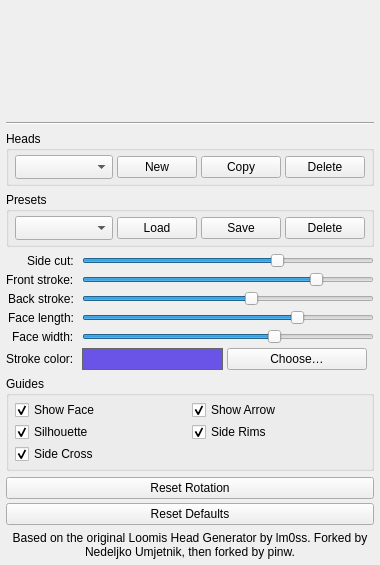
Before: the Qt Designer form loomis_head/ui/LoomisDocker.ui in Pine885/Krita-Plugin-Loomis-Method-Guide-Head-pinw, drawn with Qt 5.
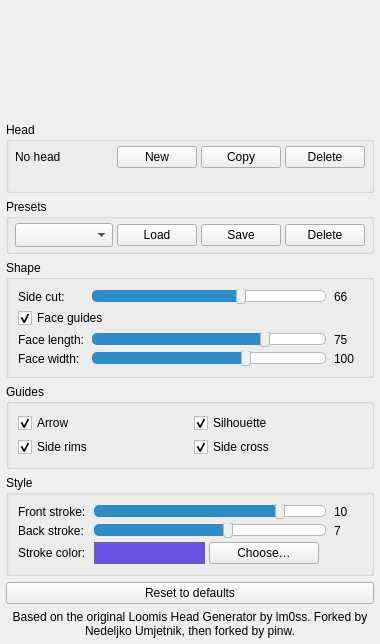
After: the same form once the commit is applied.

Diff of the .ui file:
```diff
--- a/loomis_head/ui/LoomisDocker.ui
+++ b/loomis_head/ui/LoomisDocker.ui
@@ -5,6 +5,25 @@
         <property name="windowTitle">
             <string>Loomis Method Head Guide</string>
         </property>
+        <property name="styleSheet">
+            <string notr="true">QSlider::groove:horizontal {
+    height: 10px;
+    background: palette(base);
+    border: 1px solid palette(mid);
+    border-radius: 5px;
+}
+QSlider::sub-page:horizontal {
+    background: palette(highlight);
+    border-radius: 5px;
+}
+QSlider::handle:horizontal {
+    width: 8px;
+    margin: -3px 0;
+    background: palette(button);
+    border: 1px solid palette(mid);
+    border-radius: 3px;
+}</string>
+        </property>
 
         <layout class="QVBoxLayout" name="verticalLayout">
             <property name="sizeConstraint">
@@ -44,20 +63,9 @@
             </item>
 
             <item>
-                <widget class="QFrame" name="separatorTop">
-                    <property name="frameShape">
-                        <enum>QFrame::HLine</enum>
-                    </property>
-                    <property name="frameShadow">
-                        <enum>QFrame::Sunken</enum>
-                    </property>
-                </widget>
-            </item>
-
-            <item>
-                <widget class="QGroupBox" name="groupHeads">
+                <widget class="QGroupBox" name="groupHead">
                     <property name="title">
-                        <string>Heads</string>
+                        <string>Head</string>
                     </property>
                     <property name="sizePolicy">
                         <sizepolicy hsizetype="MinimumExpanding" vsizetype="Fixed">
@@ -65,26 +73,31 @@
                             <verstretch>0</verstretch>
                         </sizepolicy>
                     </property>
+                    <layout class="QVBoxLayout" name="headLayout">
+                        <property name="leftMargin">
+                            <number>6</number>
+                        </property>
+                        <property name="topMargin">
+                            <number>4</number>
+                        </property>
+                        <property name="rightMargin">
+                            <number>6</number>
+                        </property>
+                        <property name="bottomMargin">
+                            <number>4</number>
+                        </property>
+                        <property name="spacing">
+                            <number>4</number>
+                        </property>
+                        <item>
                     <layout class="QHBoxLayout" name="headsLayout">
-                        <property name="leftMargin">
-                            <number>6</number>
-                        </property>
-                        <property name="topMargin">
-                            <number>4</number>
-                        </property>
-                        <property name="rightMargin">
-                            <number>6</number>
-                        </property>
-                        <property name="bottomMargin">
-                            <number>4</number>
-                        </property>
                         <property name="spacing">
                             <number>4</number>
                         </property>
                         <item>
-                            <widget class="QComboBox" name="headCombo">
+                                    <widget class="QLabel" name="headLabel">
                                 <property name="sizePolicy">
-                                    <sizepolicy hsizetype="MinimumExpanding" vsizetype="Fixed">
+                                            <sizepolicy hsizetype="Ignored" vsizetype="Fixed">
                                         <horstretch>1</horstretch>
                                         <verstretch>0</verstretch>
                                     </sizepolicy>
@@ -95,11 +108,8 @@
                                         <height>0</height>
                                     </size>
                                 </property>
-                                <property name="sizeAdjustPolicy">
-                                    <enum>QComboBox::AdjustToMinimumContentsLengthWithIcon</enum>
-                                </property>
-                                <property name="minimumContentsLength">
-                                    <number>6</number>
+                                        <property name="text">
+                                            <string>No head</string>
                                 </property>
                             </widget>
                         </item>
@@ -134,6 +144,21 @@
                             </widget>
                         </item>
                     </layout>
+                        </item>
+                        <item>
+                            <widget class="QLabel" name="emptyHintLabel">
+                                <property name="text">
+                                    <string/>
+                                </property>
+                                <property name="wordWrap">
+                                    <bool>true</bool>
+                                </property>
+                                <property name="visible">
+                                    <bool>false</bool>
+                                </property>
+                            </widget>
+                        </item>
+                    </layout>
                 </widget>
             </item>
 
@@ -221,23 +246,23 @@
             </item>
 
             <item>
-                <layout class="QFormLayout" name="formLayout">
-                    <property name="fieldGrowthPolicy">
-                        <enum>QFormLayout::AllNonFixedFieldsGrow</enum>
+                <widget class="QGroupBox" name="groupShape">
+                    <property name="title">
+                        <string>Shape</string>
                     </property>
-                    <property name="labelAlignment">
-                        <set>Qt::AlignRight|Qt::AlignVCenter</set>
+                    <property name="sizePolicy">
+                        <sizepolicy hsizetype="MinimumExpanding" vsizetype="Fixed">
+                            <horstretch>0</horstretch>
+                            <verstretch>0</verstretch>
+                        </sizepolicy>
                     </property>
-                    <property name="formAlignment">
-                        <set>Qt::AlignLeft|Qt::AlignTop</set>
-                    </property>
+                    <layout class="QGridLayout" name="shapeLayout">
                     <property name="horizontalSpacing">
                         <number>8</number>
                     </property>
                     <property name="verticalSpacing">
                         <number>4</number>
                     </property>
-
                     <item row="0" column="0">
                         <widget class="QLabel" name="labelSideCut">
                             <property name="text">
@@ -258,7 +283,7 @@
                             </property>
                             <property name="sizePolicy">
                                 <sizepolicy hsizetype="MinimumExpanding" vsizetype="Fixed">
-                                    <horstretch>0</horstretch>
+                                        <horstretch>1</horstretch>
                                     <verstretch>0</verstretch>
                                 </sizepolicy>
                             </property>
@@ -269,7 +294,7 @@
                                 <number>5</number>
                             </property>
                             <property name="maximum">
-                                <number>95</number>
+                                    <number>100</number>
                             </property>
                             <property name="value">
                                 <number>66</number>
@@ -280,100 +305,38 @@
                             <property name="pageStep">
                                 <number>5</number>
                             </property>
-                        </widget>
-                    </item>
-
-                    <item row="1" column="0">
-                        <widget class="QLabel" name="labelFrontStroke">
-                            <property name="text">
-                                <string>Front stroke:</string>
-                            </property>
-                            <property name="buddy">
-                                <cstring>frontStrokeSlider</cstring>
-                            </property>
-                        </widget>
-                    </item>
-                    <item row="1" column="1">
-                        <widget class="QSlider" name="frontStrokeSlider">
+                                <property name="toolTip">
+                                    <string>Distance of the side-cut planes from center (5–100). At 100 the cut is off.</string>
+                                </property>
+                            </widget>
+                        </item>
+                        <item row="0" column="2">
+                            <widget class="QLabel" name="sideCutValue">
                             <property name="minimumSize">
                                 <size>
-                                    <width>60</width>
+                                        <width>28</width>
                                     <height>0</height>
                                 </size>
                             </property>
-                            <property name="sizePolicy">
-                                <sizepolicy hsizetype="MinimumExpanding" vsizetype="Fixed">
-                                    <horstretch>0</horstretch>
-                                    <verstretch>0</verstretch>
-                                </sizepolicy>
-                            </property>
-                            <property name="orientation">
-                                <enum>Qt::Horizontal</enum>
-                            </property>
-                            <property name="minimum">
-                                <number>1</number>
-                            </property>
-                            <property name="maximum">
-                                <number>12</number>
-                            </property>
-                            <property name="value">
-                                <number>10</number>
-                            </property>
-                            <property name="singleStep">
-                                <number>1</number>
-                            </property>
-                            <property name="pageStep">
-                                <number>1</number>
-                            </property>
-                        </widget>
-                    </item>
-
+                                <property name="text">
+                                    <string>66</string>
+                                </property>
+                            </widget>
+                        </item>
+                        <item row="1" column="0" colspan="2">
+                            <widget class="QCheckBox" name="showFace">
+                                <property name="text">
+                                    <string>Face guides</string>
+                                </property>
+                                <property name="checked">
+                                    <bool>true</bool>
+                                </property>
+                                <property name="toolTip">
+                                    <string>Jaw, chin and cheek guides. Applies to Face length and Face width.</string>
+                                </property>
+                            </widget>
+                        </item>
                     <item row="2" column="0">
-                        <widget class="QLabel" name="labelBackStroke">
-                            <property name="text">
-                                <string>Back stroke:</string>
-                            </property>
-                            <property name="buddy">
-                                <cstring>backStrokeSlider</cstring>
-                            </property>
-                        </widget>
-                    </item>
-                    <item row="2" column="1">
-                        <widget class="QSlider" name="backStrokeSlider">
-                            <property name="minimumSize">
-                                <size>
-                                    <width>60</width>
-                                    <height>0</height>
-                                </size>
-                            </property>
-                            <property name="sizePolicy">
-                                <sizepolicy hsizetype="MinimumExpanding" vsizetype="Fixed">
-                                    <horstretch>0</horstretch>
-                                    <verstretch>0</verstretch>
-                                </sizepolicy>
-                            </property>
-                            <property name="orientation">
-                                <enum>Qt::Horizontal</enum>
-                            </property>
-                            <property name="minimum">
-                                <number>0</number>
-                            </property>
-                            <property name="maximum">
-                                <number>12</number>
-                            </property>
-                            <property name="value">
-                                <number>7</number>
-                            </property>
-                            <property name="singleStep">
-                                <number>1</number>
-                            </property>
-                            <property name="pageStep">
-                                <number>1</number>
-                            </property>
-                        </widget>
-                    </item>
-
-                    <item row="3" column="0">
                         <widget class="QLabel" name="labelFaceAge">
                             <property name="text">
                                 <string>Face length:</string>
@@ -383,7 +346,7 @@
                             </property>
                         </widget>
                     </item>
-                    <item row="3" column="1">
+                        <item row="2" column="1">
                         <widget class="QSlider" name="faceAgeSlider">
                             <property name="minimumSize">
                                 <size>
@@ -393,7 +356,7 @@
                             </property>
                             <property name="sizePolicy">
                                 <sizepolicy hsizetype="MinimumExpanding" vsizetype="Fixed">
-                                    <horstretch>0</horstretch>
+                                        <horstretch>1</horstretch>
                                     <verstretch>0</verstretch>
                                 </sizepolicy>
                             </property>
@@ -420,8 +383,20 @@
                             </property>
                         </widget>
                     </item>
-
-                    <item row="4" column="0">
+                        <item row="2" column="2">
+                            <widget class="QLabel" name="faceAgeValue">
+                                <property name="minimumSize">
+                                    <size>
+                                        <width>28</width>
+                                        <height>0</height>
+                                    </size>
+                                </property>
+                                <property name="text">
+                                    <string>75</string>
+                                </property>
+                            </widget>
+                        </item>
+                        <item row="3" column="0">
                         <widget class="QLabel" name="labelChinWidth">
                             <property name="text">
                                 <string>Face width:</string>
@@ -431,7 +406,7 @@
                             </property>
                         </widget>
                     </item>
-                    <item row="4" column="1">
+                        <item row="3" column="1">
                         <widget class="QSlider" name="chinWidthSlider">
                             <property name="minimumSize">
                                 <size>
@@ -441,7 +416,7 @@
                             </property>
                             <property name="sizePolicy">
                                 <sizepolicy hsizetype="MinimumExpanding" vsizetype="Fixed">
-                                    <horstretch>0</horstretch>
+                                        <horstretch>1</horstretch>
                                     <verstretch>0</verstretch>
                                 </sizepolicy>
                             </property>
@@ -468,16 +443,240 @@
                             </property>
                         </widget>
                     </item>
+                        <item row="3" column="2">
+                            <widget class="QLabel" name="chinWidthValue">
+                                <property name="minimumSize">
+                                    <size>
+                                        <width>28</width>
+                                        <height>0</height>
+                                    </size>
+                                </property>
+                                <property name="text">
+                                    <string>100</string>
+                                </property>
+                            </widget>
+                        </item>
+                    </layout>
+                </widget>
+            </item>
 
+            <item>
+                <widget class="QGroupBox" name="groupGuides">
+                    <property name="title">
+                        <string>Guides</string>
+                    </property>
+                    <property name="sizePolicy">
+                        <sizepolicy hsizetype="MinimumExpanding" vsizetype="Fixed">
+                            <horstretch>0</horstretch>
+                            <verstretch>0</verstretch>
+                        </sizepolicy>
+                    </property>
+                    <layout class="QGridLayout" name="guidesLayout">
+                        <property name="horizontalSpacing">
+                            <number>8</number>
+                        </property>
+                        <property name="verticalSpacing">
+                            <number>4</number>
+                        </property>
+                        <item row="0" column="0">
+                            <widget class="QCheckBox" name="showArrow">
+                                <property name="text">
+                                    <string>Arrow</string>
+                                </property>
+                                <property name="toolTip">
+                                    <string>Arrow pointing in the face direction.</string>
+                                </property>
+                                <property name="checked">
+                                    <bool>true</bool>
+                                </property>
+                            </widget>
+                        </item>
+                        <item row="0" column="1">
+                            <widget class="QCheckBox" name="showSilhouette">
+                                <property name="text">
+                                    <string>Silhouette</string>
+                                </property>
+                                <property name="toolTip">
+                                    <string>Outline of the head sphere as seen from the camera.</string>
+                                </property>
+                                <property name="checked">
+                                    <bool>true</bool>
+                                </property>
+                            </widget>
+                        </item>
+                        <item row="1" column="0">
+                            <widget class="QCheckBox" name="showSideRims">
+                                <property name="text">
+                                    <string>Side rims</string>
+                                </property>
+                                <property name="toolTip">
+                                    <string>Circles on the side-cut planes.</string>
+                                </property>
+                                <property name="checked">
+                                    <bool>true</bool>
+                                </property>
+                            </widget>
+                        </item>
+                        <item row="1" column="1">
+                            <widget class="QCheckBox" name="showSideCross">
+                                <property name="text">
+                                    <string>Side cross</string>
+                                </property>
+                                <property name="toolTip">
+                                    <string>Cross lines on the side-cut planes.</string>
+                                </property>
+                                <property name="checked">
+                                    <bool>true</bool>
+                                </property>
+                            </widget>
+                        </item>
+                    </layout>
+                </widget>
+            </item>
 
-                    <item row="5" column="0">
+            <item>
+                <widget class="QGroupBox" name="groupStyle">
+                    <property name="title">
+                        <string>Style</string>
+                    </property>
+                    <property name="sizePolicy">
+                        <sizepolicy hsizetype="MinimumExpanding" vsizetype="Fixed">
+                            <horstretch>0</horstretch>
+                            <verstretch>0</verstretch>
+                        </sizepolicy>
+                    </property>
+                    <layout class="QGridLayout" name="styleLayout">
+                        <property name="horizontalSpacing">
+                            <number>8</number>
+                        </property>
+                        <property name="verticalSpacing">
+                            <number>4</number>
+                        </property>
+                        <item row="0" column="0">
+                            <widget class="QLabel" name="labelFrontStroke">
+                                <property name="text">
+                                    <string>Front stroke:</string>
+                                </property>
+                                <property name="buddy">
+                                    <cstring>frontStrokeSlider</cstring>
+                                </property>
+                            </widget>
+                        </item>
+                        <item row="0" column="1">
+                            <widget class="QSlider" name="frontStrokeSlider">
+                                <property name="minimumSize">
+                                    <size>
+                                        <width>60</width>
+                                        <height>0</height>
+                                    </size>
+                                </property>
+                                <property name="sizePolicy">
+                                    <sizepolicy hsizetype="MinimumExpanding" vsizetype="Fixed">
+                                        <horstretch>1</horstretch>
+                                        <verstretch>0</verstretch>
+                                    </sizepolicy>
+                                </property>
+                                <property name="orientation">
+                                    <enum>Qt::Horizontal</enum>
+                                </property>
+                                <property name="minimum">
+                                    <number>1</number>
+                                </property>
+                                <property name="maximum">
+                                    <number>12</number>
+                                </property>
+                                <property name="value">
+                                    <number>10</number>
+                                </property>
+                                <property name="singleStep">
+                                    <number>1</number>
+                                </property>
+                                <property name="pageStep">
+                                    <number>1</number>
+                                </property>
+                            </widget>
+                        </item>
+                        <item row="0" column="2">
+                            <widget class="QLabel" name="frontStrokeValue">
+                                <property name="minimumSize">
+                                    <size>
+                                        <width>28</width>
+                                        <height>0</height>
+                                    </size>
+                                </property>
+                                <property name="text">
+                                    <string>10</string>
+                                </property>
+                            </widget>
+                        </item>
+                        <item row="1" column="0">
+                            <widget class="QLabel" name="labelBackStroke">
+                                <property name="text">
+                                    <string>Back stroke:</string>
+                                </property>
+                                <property name="buddy">
+                                    <cstring>backStrokeSlider</cstring>
+                                </property>
+                            </widget>
+                        </item>
+                        <item row="1" column="1">
+                            <widget class="QSlider" name="backStrokeSlider">
+                                <property name="minimumSize">
+                                    <size>
+                                        <width>60</width>
+                                        <height>0</height>
+                                    </size>
+                                </property>
+                                <property name="sizePolicy">
+                                    <sizepolicy hsizetype="MinimumExpanding" vsizetype="Fixed">
+                                        <horstretch>1</horstretch>
+                                        <verstretch>0</verstretch>
+                                    </sizepolicy>
+                                </property>
+                                <property name="orientation">
+                                    <enum>Qt::Horizontal</enum>
+                                </property>
+                                <property name="minimum">
+                                    <number>0</number>
+                                </property>
+                                <property name="maximum">
+                                    <number>12</number>
+                                </property>
+                                <property name="value">
+                                    <number>7</number>
+                                </property>
+                                <property name="singleStep">
+                                    <number>1</number>
+                                </property>
+                                <property name="pageStep">
+                                    <number>1</number>
+                                </property>
+                            </widget>
+                        </item>
+                        <item row="1" column="2">
+                            <widget class="QLabel" name="backStrokeValue">
+                                <property name="minimumSize">
+                                    <size>
+                                        <width>28</width>
+                                        <height>0</height>
+                                    </size>
+                                </property>
+                                <property name="text">
+                                    <string>7</string>
+                                </property>
+                            </widget>
+                        </item>
+                        <item row="2" column="0">
                         <widget class="QLabel" name="labelStrokeColor">
                             <property name="text">
                                 <string>Stroke color:</string>
                             </property>
-                        </widget>
-                    </item>
-                    <item row="5" column="1">
+                                <property name="buddy">
+                                    <cstring>strokeColorButton</cstring>
+                                </property>
+                            </widget>
+                        </item>
+                        <item row="2" column="1">
                         <layout class="QHBoxLayout" name="strokeColorLayout">
                             <property name="spacing">
                                 <number>4</number>
@@ -521,89 +720,6 @@
                         </layout>
                     </item>
                 </layout>
-            </item>
-
-            <item>
-                <widget class="QGroupBox" name="groupGuides">
-                    <property name="title">
-                        <string>Guides</string>
-                    </property>
-                    <property name="sizePolicy">
-                        <sizepolicy hsizetype="MinimumExpanding" vsizetype="Fixed">
-                            <horstretch>0</horstretch>
-                            <verstretch>0</verstretch>
-                        </sizepolicy>
-                    </property>
-                    <layout class="QGridLayout" name="guidesLayout">
-                        <property name="leftMargin">
-                            <number>6</number>
-                        </property>
-                        <property name="topMargin">
-                            <number>4</number>
-                        </property>
-                        <property name="rightMargin">
-                            <number>6</number>
-                        </property>
-                        <property name="bottomMargin">
-                            <number>4</number>
-                        </property>
-                        <property name="horizontalSpacing">
-                            <number>4</number>
-                        </property>
-                        <property name="verticalSpacing">
-                            <number>2</number>
-                        </property>
-                        <item row="0" column="0">
-                            <widget class="QCheckBox" name="showFace">
-                                <property name="text">
-                                    <string>Show Face</string>
-                                </property>
-                                <property name="checked">
-                                    <bool>true</bool>
-                                </property>
-                            </widget>
-                        </item>
-                        <item row="0" column="1">
-                            <widget class="QCheckBox" name="showArrow">
-                                <property name="text">
-                                    <string>Show Arrow</string>
-                                </property>
-                                <property name="checked">
-                                    <bool>true</bool>
-                                </property>
-                            </widget>
-                        </item>
-                        <item row="1" column="0">
-                            <widget class="QCheckBox" name="showSilhouette">
-                                <property name="text">
-                                    <string>Silhouette</string>
-                                </property>
-                                <property name="checked">
-                                    <bool>true</bool>
-                                </property>
-                            </widget>
-                        </item>
-                        <item row="1" column="1">
-                            <widget class="QCheckBox" name="showSideRims">
-                                <property name="text">
-                                    <string>Side Rims</string>
-                                </property>
-                                <property name="checked">
-                                    <bool>true</bool>
-                                </property>
-                            </widget>
-                        </item>
-                        <item row="2" column="0">
-                            <widget class="QCheckBox" name="showSideCross">
-                                <property name="text">
-                                    <string>Side Cross</string>
-                                </property>
-                                <property name="checked">
-                                    <bool>true</bool>
-                                </property>
-                            </widget>
-                        </item>
-                    </layout>
                 </widget>
             </item>
 
@@ -616,16 +732,9 @@
                         <number>4</number>
                     </property>
                     <item row="0" column="0" colspan="2">
-                        <widget class="QPushButton" name="resetButton">
-                            <property name="text">
-                                <string>Reset Rotation</string>
-                            </property>
-                        </widget>
-                    </item>
-                    <item row="1" column="0" colspan="2">
                         <widget class="QPushButton" name="resetSettingsButton">
                             <property name="text">
-                                <string>Reset Defaults</string>
+                                <string>Reset to defaults</string>
                             </property>
                         </widget>
                     </item>
@@ -634,6 +743,11 @@
 
             <item>
                 <widget class="QLabel" name="creditLabel">
+                    <property name="font">
+                        <font>
+                            <pointSize>7</pointSize>
+                        </font>
+                    </property>
                     <property name="text">
                         <string>Based on the original Loomis Head Generator by lm0ss. Forked by Nedeljko Umjetnik, then forked by pinw.</string>
                     </property>
```
Lines whose indentation alone changed are shown as unchanged.
